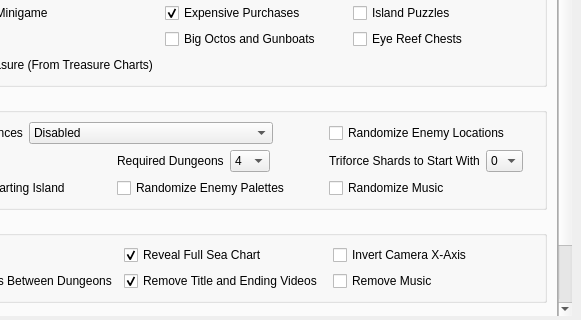
Before: the Qt Designer form wwr_ui/randomizer_window.ui in LagoLunatic/wwrando, drawn with Qt 5; both pictures show x 362 to 943 and y 232 to 552 of the 943 by 671 pixel window.
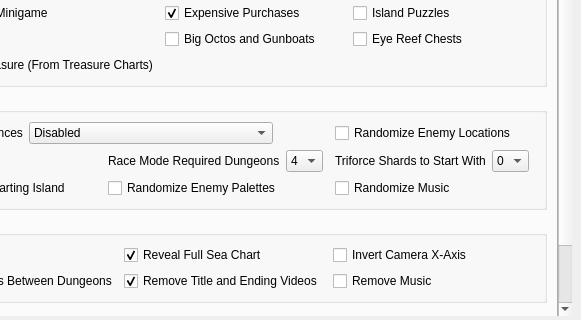
After: the same form once the commit is applied.

Commit message: Disambiguate num dungeons display name

Patch:
```diff
--- a/wwr_ui/randomizer_window.ui
+++ b/wwr_ui/randomizer_window.ui
@@ -438,7 +438,7 @@
                     </sizepolicy>
                    </property>
                    <property name="text">
-                    <string>Required Dungeons</string>
+                    <string>Race Mode Required Dungeons</string>
                    </property>
                   </widget>
                  </item>
```
The commit also changes 2 other files.
